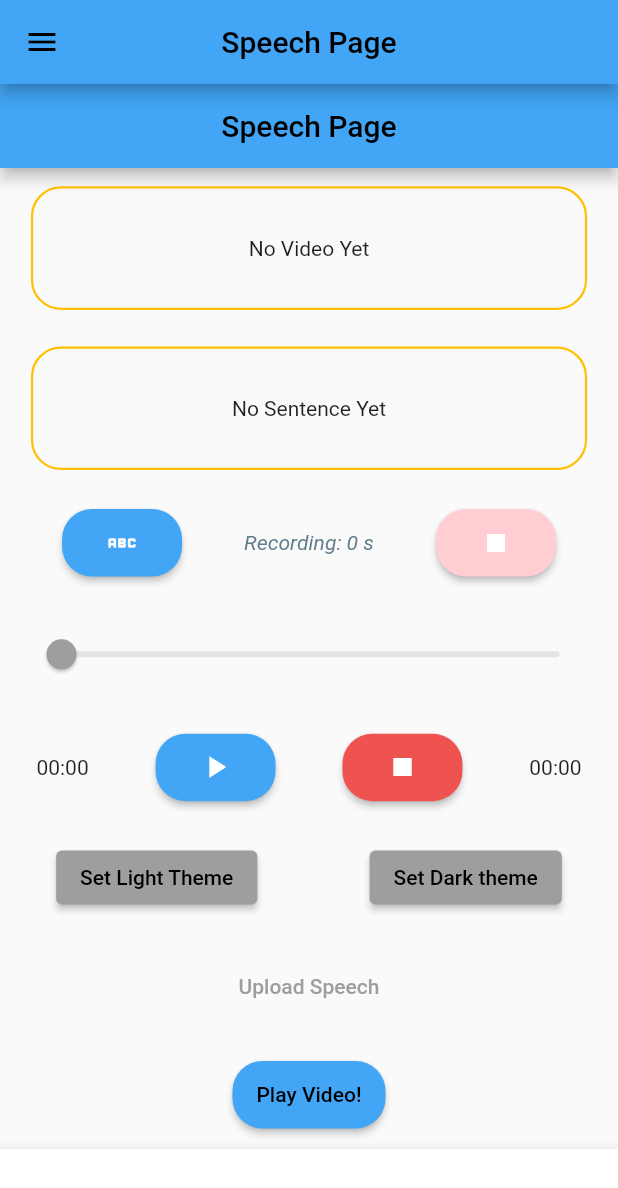
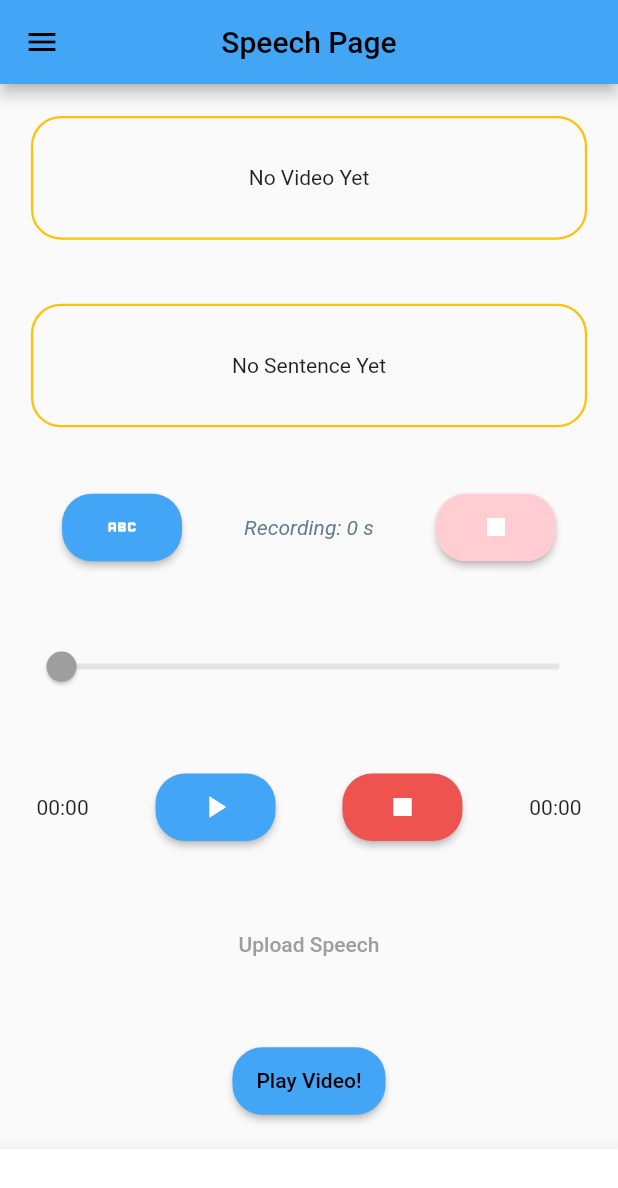
Before and after one commit to AhmedAsim-69/Speech_To_Sign_Language, a Flutter app: the screen it shows after launch, on a phone screen of 412 x 824 dp. Shown: the top 1188 px of the screen. Run offline on Flutter 3.47's test engine with Material 2 defaults, Android fonts, the phone set to English and light mode, and no system bars; drawn by our look-alikes of modal_progress_hud_nsn; our stand-ins replace audioplayers, chewie, permission_handler, shared_preferences, video_player; missing offline and left inert: flutter_sound.

Commit message:
Removed individual app bars

```diff
--- a/lib/pages/dashboard.dart
+++ b/lib/pages/dashboard.dart
@@ -31,12 +31,8 @@ class _DashboardState extends State<Dashboard> {
   @override
   Widget build(BuildContext context) {
     List<Widget> widgetOptions = <Widget>[
-      const SpeechPage(
-        title: 'Speech Page',
-      ),
-      const TextPage(
-        title: 'Text Page',
-      ),
+      const SpeechPage(),
+      const TextPage(),
     ];
 
     return Consumer<ThemeNotifier>(builder: (context, theme, _) {
--- a/lib/pages/speech_page.dart
+++ b/lib/pages/speech_page.dart
@@ -22,9 +22,9 @@ import 'package:stsl/widgets/video_button.dart';
 import 'package:stsl/widgets/words_container.dart';
 
 class SpeechPage extends StatefulWidget {
-  const SpeechPage({Key? key, required this.title}) : super(key: key);
-
-  final String title;
+  const SpeechPage({
+    Key? key,
+  }) : super(key: key);
 
   @override
   State<SpeechPage> createState() => _SpeechPageState();
@@ -75,11 +75,6 @@ class _SpeechPageState extends State<SpeechPage> {
   Widget build(BuildContext context) {
     return Consumer<ThemeNotifier>(builder: (context, theme, _) {
       return Scaffold(
-        appBar: AppBar(
-          title: Text(widget.title),
-          centerTitle: true,
-          backgroundColor: Colors.blue[400],
-        ),
         body: ModalProgressHUD(
           color: Colors.black,
           opacity: 0.4,
@@ -178,23 +173,6 @@ class _SpeechPageState extends State<SpeechPage> {
                     ],
                   ),
                 ),
-                Row(
-                  mainAxisAlignment: MainAxisAlignment.spaceAround,
-                  children: [
-                    ElevatedButton(
-                      onPressed: () => {
-                        theme.setLightMode(),
-                      },
-                      child: const Text('Set Light Theme'),
-                    ),
-                    ElevatedButton(
-                      onPressed: () => {
-                        theme.setDarkMode(),
-                      },
-                      child: const Text('Set Dark theme'),
-                    ),
-                  ],
-                ),
                 TextButton(
                   onPressed: () async {
                     await ApiCall.uploadSpeech(_updateState, context);
--- a/lib/pages/text_page.dart
+++ b/lib/pages/text_page.dart
@@ -10,9 +10,7 @@ import 'package:stsl/services/video_player.dart';
 import 'package:stsl/widgets/words_container.dart';
 
 class TextPage extends StatefulWidget {
-  const TextPage({Key? key, required this.title}) : super(key: key);
-
-  final String title;
+  const TextPage({Key? key}) : super(key: key);
 
   @override
   State<TextPage> createState() => _TextPageState();
@@ -46,10 +44,6 @@ class _TextPageState extends State<TextPage> {
   @override
   Widget build(BuildContext context) {
     return Scaffold(
-      appBar: AppBar(
-        title: Text(widget.title),
-        centerTitle: true,
-      ),
       body: ModalProgressHUD(
         color: Colors.black,
         opacity: 0.4,
```
